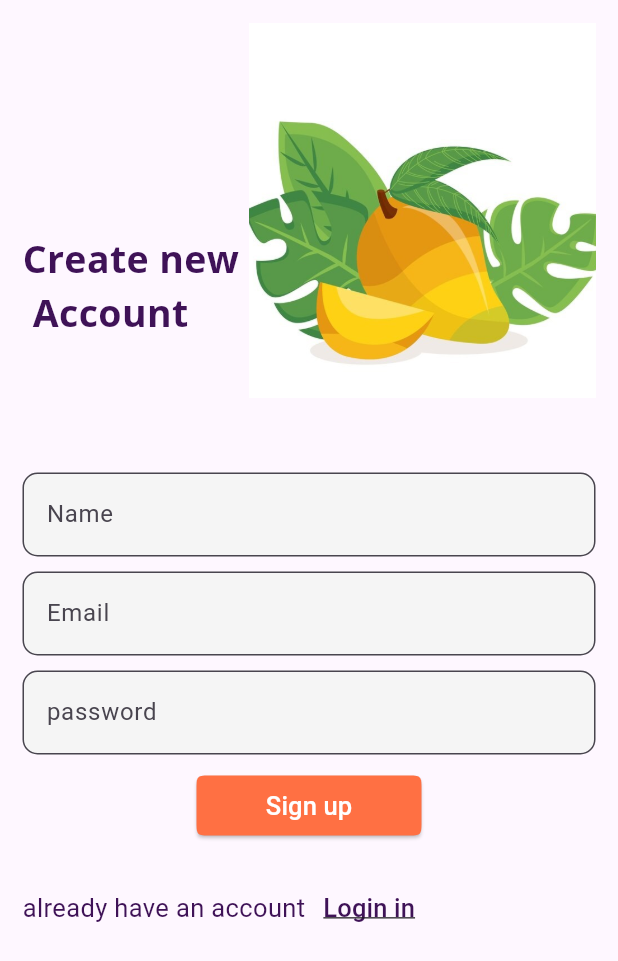
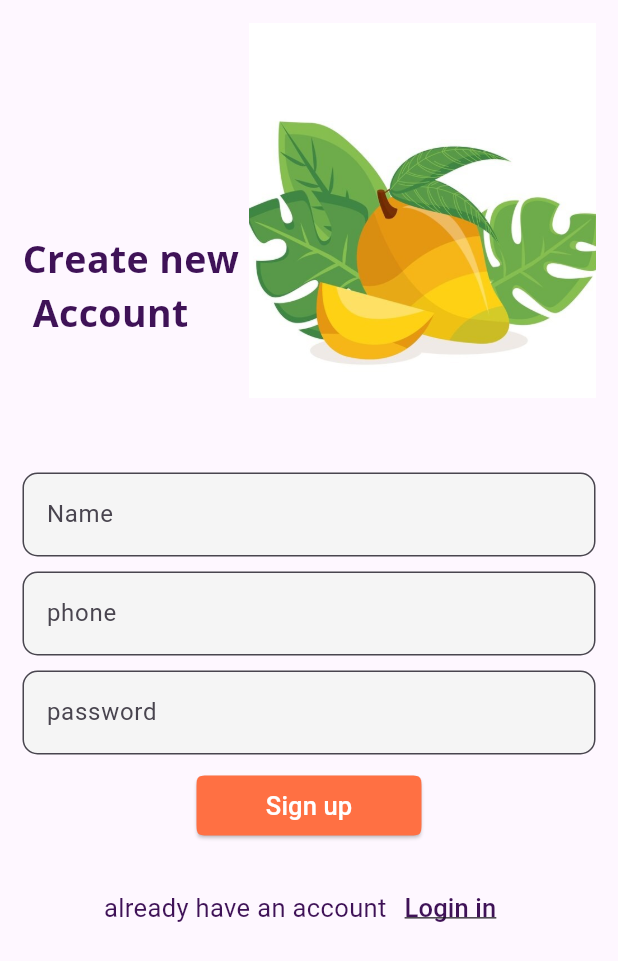
Before and after one commit to Oliul-Hasnat-Rafi/mango_valley, a Flutter app: the singup screen opened directly, after a tap on "Sign up", on a phone screen of 412 x 824 dp. Shown: the top 961 px of the screen. Run offline on Flutter 3.47's test engine with Material 3 defaults, Android fonts, the phone set to English and light mode, and no system bars; our stand-ins replace dio, get, google_fonts; network calls fail.

Commit message:
login and singup

```diff
--- a/lib/main.dart
+++ b/lib/main.dart
@@ -1,5 +1,6 @@
 import 'package:flutter/material.dart';
-import 'package:mango_valley/login.dart';
+import 'package:get/get.dart';
+import 'package:mango_valley/screen/login.dart';
 
 void main() {
   runApp(const MyApp());
@@ -10,7 +11,7 @@ class MyApp extends StatelessWidget {
 
   @override
   Widget build(BuildContext context) {
-    return MaterialApp(
+    return GetMaterialApp(
       home: login(),
     );
   }
--- /dev/null
+++ b/lib/mango_server/api_list.dart
@@ -0,0 +1,10 @@
+class APIList {
+  static const baseURL = 'https://mangobee.influxdev.com/api/';
+  static const imageBaseURL = 'https://mangobee.influxdev.com/public/';
+
+  static const login = 'login';
+  static const register = 'register';
+  static const categoryList = 'show_categories';
+  static const profile = 'show_profile/';
+  static const updateProfile = 'profile_update';
+}
--- /dev/null
+++ b/lib/mango_server/app_server.dart
@@ -0,0 +1,139 @@
+import 'package:dio/dio.dart';
+import 'package:flutter/material.dart';
+import 'package:mango_valley/mango_server/api_list.dart';
+
+class AppServer {
+  // final store = GetStorage();
+
+  // checData(){
+  //   var data = store.read('token');
+  //   return data;
+  // }
+
+  // clearData(){
+  //   store.remove('token');
+  //   store.remove('userID');
+  // }
+
+  static var header = {
+    "Content-Type": "application/json",
+    "Accept": "application/json",
+    "Access-Control-Allow-Origin": "*",
+  };
+
+  static login({required String phone, required String password}) async {
+    var response;
+    var dio = Dio();
+    String url = APIList.baseURL + APIList.login;
+    try {
+      response = await dio.post(url,
+          data: {
+            'phonenumber': phone,
+            'password': password,
+          },
+          options: Options(headers: header));
+
+      print('.........$response');
+
+      return response;
+    } catch (e) {
+      print(e);
+    }
+  }
+
+  static register(
+      {required String phone,
+      required String password,
+      required String name}) async {
+    var dio = Dio();
+    String url = APIList.baseURL + APIList.register;
+    try {
+      var response = await dio.post(url,
+          data: {
+            'name': name,
+            'phonenumber': phone,
+            'password': password,
+          },
+          options: Options(headers: header));
+
+      print('.........$response');
+
+      return response;
+    } catch (e) {
+      print(e);
+    }
+  }
+
+  // Future<CategoryModel> showCategory() async {
+  //   var response;
+  //   var dio = Dio();
+
+  //   String url = APIList.baseURL.toString() + APIList.categoryList.toString();
+
+  //   try{
+
+  //     response = await dio.get(url);
+
+  //     if(response.statusCode == 200)
+  //     {
+  //       return CategoryModel.fromJson(response.data);
+  //     }
+
+  //   }
+  //   catch(e)
+  //   {
+  //     print(e);
+  //   }
+
+  //   return CategoryModel.fromJson(response.data);
+  // }
+
+  // Future<ProfileModel> showProfile({required String user_id}) async {
+  //   var response;
+  //   var dio = Dio();
+
+  //   String url = APIList.baseURL.toString() + APIList.profile.toString() + user_id;
+
+  //   try{
+
+  //     response = await dio.get(url);
+
+  //     if(response.statusCode == 200)
+  //     {
+  //       return ProfileModel.fromJson(response.data);
+  //     }
+
+  //   }
+  //   catch(e)
+  //   {
+  //     print(e);
+  //   }
+
+  //   return ProfileModel.fromJson(response.data);
+  // }
+
+  // static profileUpdate({required String phone, required String name, required String user_id}) async {
+  //   var response;
+  //   var dio = Dio();
+  //   String url = APIList.baseURL + APIList.updateProfile;
+  //   try{
+  //     response = await dio.post(url,
+  //     data: {
+  //       'name': name,
+  //       'phonenumber' : phone,
+  //       'id' : user_id,
+  //     },
+  //     options: Options(
+  //       headers: header
+  //     ));
+
+  //     print('.........$response');
+
+  //     return response;
+  //   }
+  //   catch(e)
+  //   {
+  //     print(e);
+  //   }
+  // }
+}
--- a/lib/singup.dart
+++ b/lib/screen/singup.dart
@@ -1,6 +1,9 @@
+import 'package:dio/dio.dart';
 import 'package:flutter/material.dart';
+import 'package:get/get.dart';
 import 'package:google_fonts/google_fonts.dart';
-import 'package:mango_valley/login.dart';
+import 'package:mango_valley/mango_server/app_server.dart';
+import 'package:mango_valley/screen/login.dart';
 
 class singup extends StatefulWidget {
   const singup({super.key});
@@ -10,6 +13,11 @@ class singup extends StatefulWidget {
 }
 
 class _singupState extends State<singup> {
+  TextEditingController namecontroller = TextEditingController();
+  TextEditingController phonecontroller = TextEditingController();
+
+  TextEditingController passwordcontroller = TextEditingController();
+
   @override
   Widget build(BuildContext context) {
     return Scaffold(
@@ -51,6 +59,7 @@ class _singupState extends State<singup> {
                   height: 50,
                 ),
                 TextField(
+                  controller: namecontroller,
                   style: TextStyle(color: Colors.black),
                   decoration: InputDecoration(
                     fillColor: Colors.grey.shade100,
@@ -65,12 +74,13 @@ class _singupState extends State<singup> {
                   height: 10,
                 ),
                 TextField(
-                  //   controller: emailcontroller,
+                  controller: phonecontroller,
+                  keyboardType: TextInputType.phone,
                   style: TextStyle(color: Colors.black),
                   decoration: InputDecoration(
                     fillColor: Colors.grey.shade100,
                     filled: true,
-                    labelText: "Email",
+                    labelText: "phone",
                     border: OutlineInputBorder(
                       borderRadius: BorderRadius.circular(10),
                     ),
@@ -80,7 +90,7 @@ class _singupState extends State<singup> {
                   height: 10,
                 ),
                 TextField(
-                  //    controller: passwordcontroller,
+                  controller: passwordcontroller,
                   style: TextStyle(color: Colors.black),
                   decoration: InputDecoration(
                     fillColor: Colors.grey.shade100,
@@ -95,9 +105,21 @@ class _singupState extends State<singup> {
                   height: 10,
                 ),
                 ElevatedButton(
-                  onPressed: () {
-                    // login(emailcontroller.text.toString(),
-                    //     passwordcontroller.text.toString());
+                  onPressed: () async {
+                    var response = await AppServer.register(
+                        phone: phonecontroller.text.toLowerCase(),
+                        password: passwordcontroller.text.toString(),
+                        name: namecontroller.text.toString());
+
+                    if (response.statusCode == 200) {
+                      Get.showSnackbar(
+                        GetSnackBar(
+                          message: response.data["message"].toString(),
+                          duration: const Duration(seconds: 3),
+                        ),
+                      );
+                      Get.to(login());
+                    }
                   },
                   style: ElevatedButton.styleFrom(
                       backgroundColor: Colors.deepOrange.shade400,
@@ -115,6 +137,7 @@ class _singupState extends State<singup> {
                 ),
                 Container(
                   child: Row(
+                    mainAxisAlignment: MainAxisAlignment.center,
                     children: [
                       Text(
                         'already have an account',
@@ -125,8 +148,7 @@ class _singupState extends State<singup> {
                       ),
                       TextButton(
                         onPressed: () {
-                          Navigator.push(context,
-                              MaterialPageRoute(builder: (c) => login()));
+                          Get.to(login());
                         },
                         child: Text(
                           'Login in',
--- a/pubspec.yaml
+++ b/pubspec.yaml
@@ -36,7 +36,8 @@ dependencies:
   # Use with the CupertinoIcons class for iOS style icons.
   cupertino_icons: ^1.0.2
   google_fonts: ^6.1.0
-
+  dio: ^5.3.4
+  get: ^4.6.6
 dev_dependencies:
   flutter_test:
     sdk: flutter
```
Also changed, not shown: lib/screen/Home.dart (added, +20 -0 lines), lib/screen/login.dart (renamed from lib/login.dart, +26 -3 lines), pubspec.lock, 1 other file.
